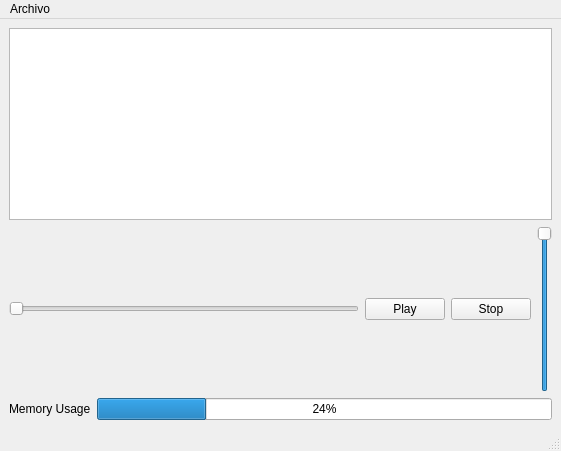
Qt form mainwindow.ui (gabogh123/Datos2) before a commit.
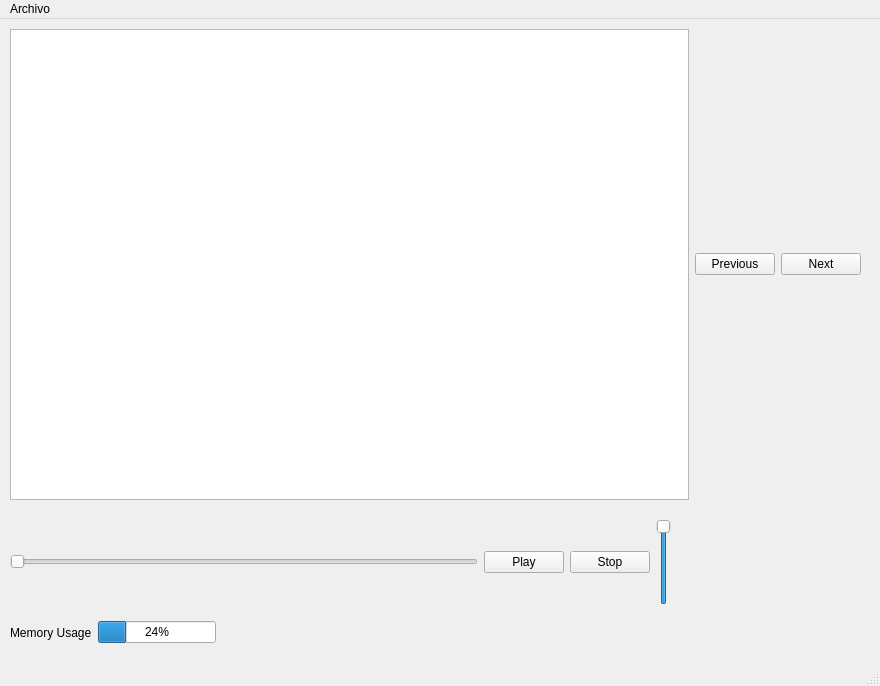
The same form after that commit.

Commit message: Implementacion de paginas

```diff
--- a/mainwindow.ui
+++ b/mainwindow.ui
@@ -6,35 +6,23 @@
    <rect>
     <x>0</x>
     <y>0</y>
-    <width>561</width>
-    <height>451</height>
+    <width>880</width>
+    <height>686</height>
    </rect>
   </property>
   <property name="windowTitle">
    <string>MainWindow</string>
   </property>
   <widget class="QWidget" name="centralwidget">
-   <layout class="QGridLayout" name="gridLayout">
-    <item row="1" column="1">
-     <widget class="QProgressBar" name="progressBar">
-      <property name="value">
-       <number>24</number>
-      </property>
-     </widget>
-    </item>
-    <item row="1" column="0">
-     <widget class="QLabel" name="label">
-      <property name="text">
-       <string>Memory Usage</string>
-      </property>
-     </widget>
-    </item>
-    <item row="0" column="0" colspan="2">
-     <layout class="QVBoxLayout" name="verticalLayout">
-      <item>
-       <widget class="QTableView" name="tableView"/>
-      </item>
-      <item>
+   <widget class="QWidget" name="">
+    <property name="geometry">
+     <rect>
+      <x>10</x>
+      <y>500</y>
+      <width>661</width>
+      <height>86</height>
+     </rect>
+    </property>
        <layout class="QHBoxLayout" name="horizontalLayout">
         <item>
          <widget class="QSlider" name="horizontalSlider">
@@ -68,17 +56,69 @@
          </widget>
         </item>
        </layout>
-      </item>
-     </layout>
-    </item>
-   </layout>
+   </widget>
+   <widget class="QWidget" name="">
+    <property name="geometry">
+     <rect>
+      <x>10</x>
+      <y>10</y>
+      <width>851</width>
+      <height>471</height>
+     </rect>
+    </property>
+    <layout class="QHBoxLayout" name="horizontalLayout_2">
+     <item>
+      <widget class="QTableView" name="tableView"/>
+     </item>
+     <item>
+      <widget class="QPushButton" name="pushButton_4">
+       <property name="text">
+        <string>Previous</string>
+       </property>
+      </widget>
+     </item>
+     <item>
+      <widget class="QPushButton" name="pushButton_3">
+       <property name="text">
+        <string>Next</string>
+       </property>
+      </widget>
+     </item>
+    </layout>
+   </widget>
+   <widget class="QWidget" name="">
+    <property name="geometry">
+     <rect>
+      <x>10</x>
+      <y>600</y>
+      <width>206</width>
+      <height>27</height>
+     </rect>
+    </property>
+    <layout class="QHBoxLayout" name="horizontalLayout_3">
+     <item>
+      <widget class="QLabel" name="label">
+       <property name="text">
+        <string>Memory Usage</string>
+       </property>
+      </widget>
+     </item>
+     <item>
+      <widget class="QProgressBar" name="progressBar">
+       <property name="value">
+        <number>24</number>
+       </property>
+      </widget>
+     </item>
+    </layout>
+   </widget>
   </widget>
   <widget class="QMenuBar" name="menubar">
    <property name="geometry">
     <rect>
      <x>0</x>
      <y>0</y>
-     <width>561</width>
+     <width>880</width>
      <height>22</height>
     </rect>
    </property>
```
Lines whose indentation alone changed are shown as unchanged. The commit also changes 2 other files.
